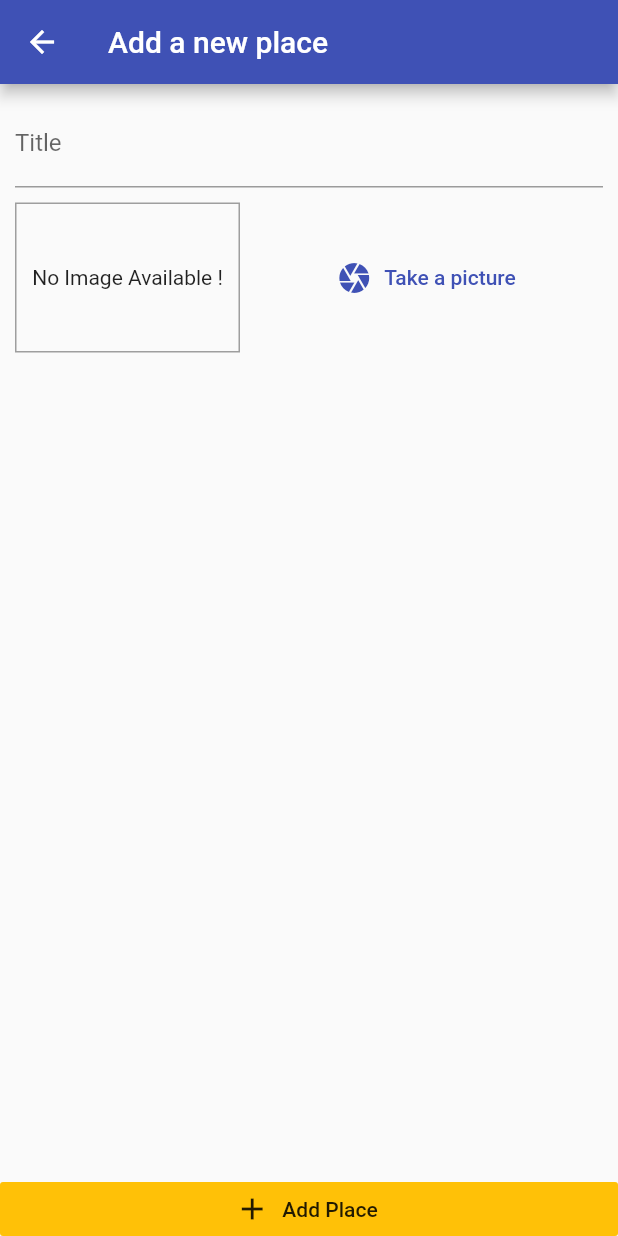
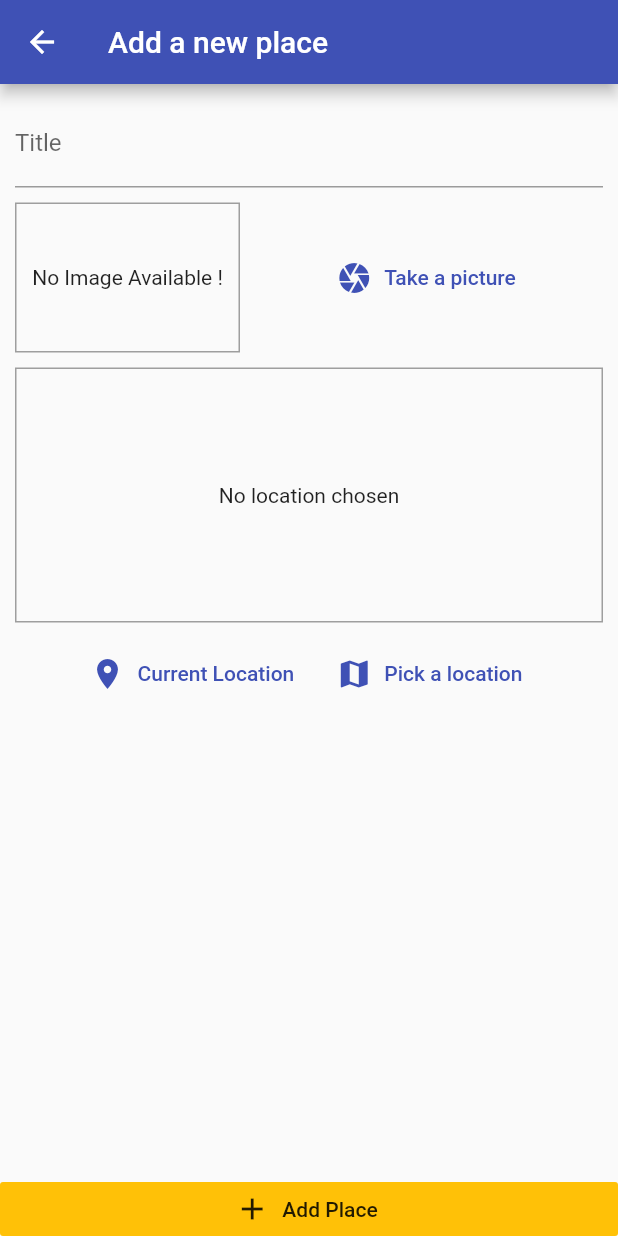
Before and after one commit to HQHAN/flutter_place_picker, a Flutter app: the AddPlaceScreen screen opened by its route, on a phone screen of 412 x 824 dp. Run offline on Flutter 3.47's test engine with Material 2 defaults, Android fonts, the phone set to English and light mode, and no system bars; our stand-ins replace image_picker, location, sqflite; accounts and stored records are empty.

Commit message:
Get current location and display the map image for the current on

```diff
--- /dev/null
+++ b/lib/helper/location_helper.dart
@@ -0,0 +1,7 @@
+class LocationHelper {
+  static const GMAP_API_KEY = 'AIzaSyDpODFL500vZ4g19oJIpUtpEePvVUrokwU';
+
+  static String generateLocationImageUrl({double latitude, double longtitude,}) {
+    return 'https://maps.googleapis.com/maps/api/staticmap?center=&$latitude,$longtitude&zoom=13&size=600x300&maptype=roadmap&markers=color:red%7Clabel:A%7C$latitude,$longtitude&key=$GMAP_API_KEY';
+  }
+}
--- a/lib/screen/add_place_screen.dart
+++ b/lib/screen/add_place_screen.dart
@@ -3,6 +3,7 @@ import 'dart:io';
 import 'package:flutter/material.dart';
 import 'package:place_picker/providers/greate_place_provider.dart';
 import 'package:place_picker/widgets/image_picker.dart';
+import 'package:place_picker/widgets/location_picker.dart';
 import 'package:provider/provider.dart';
 
 class AddPlaceScreen extends StatefulWidget {
@@ -79,6 +80,8 @@ class _AddPlaceScreenState extends State<AddPlaceScreen> with WidgetsBindingObse
                       height: 10,
                     ),
                     ImagePickerWidget(_onSelectImage),
+                    SizedBox(height: 10,),
+                    LocationPickerWidget(),
                   ],
                 ),
               ),
--- /dev/null
+++ b/lib/widgets/location_picker.dart
@@ -0,0 +1,65 @@
+import 'package:flutter/material.dart';
+import 'package:location/location.dart';
+import 'package:place_picker/helper/location_helper.dart';
+
+class LocationPickerWidget extends StatefulWidget {
+  @override
+  _LocationPickerWidgetState createState() => _LocationPickerWidgetState();
+}
+
+class _LocationPickerWidgetState extends State<LocationPickerWidget> {
+  String _previewImageUrl;
+
+  Future<void> _getCurrentUserLocation() async {
+    final locationData = await Location().getLocation();
+    print(locationData.latitude);
+    print(locationData.longitude);
+    setState(() {
+      _previewImageUrl = LocationHelper.generateLocationImageUrl(
+        latitude: locationData.latitude,
+        longtitude: locationData.longitude,
+      );
+    });
+  }
+
+  @override
+  Widget build(BuildContext context) {
+    return Column(
+      children: <Widget>[
+        Container(
+          decoration:
+              BoxDecoration(border: Border.all(width: 1, color: Colors.grey)),
+          height: 170,
+          width: double.infinity,
+          alignment: Alignment.center,
+          child: _previewImageUrl == null
+              ? Text('No location chosen', textAlign: TextAlign.center)
+              : Image.network(
+                  _previewImageUrl,
+                  width: double.infinity,
+                  fit: BoxFit.cover,
+                ),
+        ),
+        SizedBox(
+          height: 10,
+        ),
+        Row(
+          mainAxisAlignment: MainAxisAlignment.center,
+          children: <Widget>[
+            FlatButton.icon(
+              icon: Icon(Icons.location_on),
+              label: Text('Current Location'),
+              textColor: Theme.of(context).primaryColor,
+              onPressed: _getCurrentUserLocation,
+            ),
+            FlatButton.icon(
+                icon: Icon(Icons.map),
+                label: Text('Pick a location'),
+                textColor: Theme.of(context).primaryColor,
+                onPressed: () {}),
+          ],
+        )
+      ],
+    );
+  }
+}
--- a/pubspec.yaml
+++ b/pubspec.yaml
@@ -24,6 +24,7 @@ dependencies:
   path_provider: ^1.6.5
   path: ^1.6.4
   sqflite: ^1.3.0
+  location: ^3.0.0
 
   # The following adds the Cupertino Icons font to your application.
   # Use with the CupertinoIcons class for iOS style icons.
```
Also changed, not shown: pubspec.lock, 1 other file.
